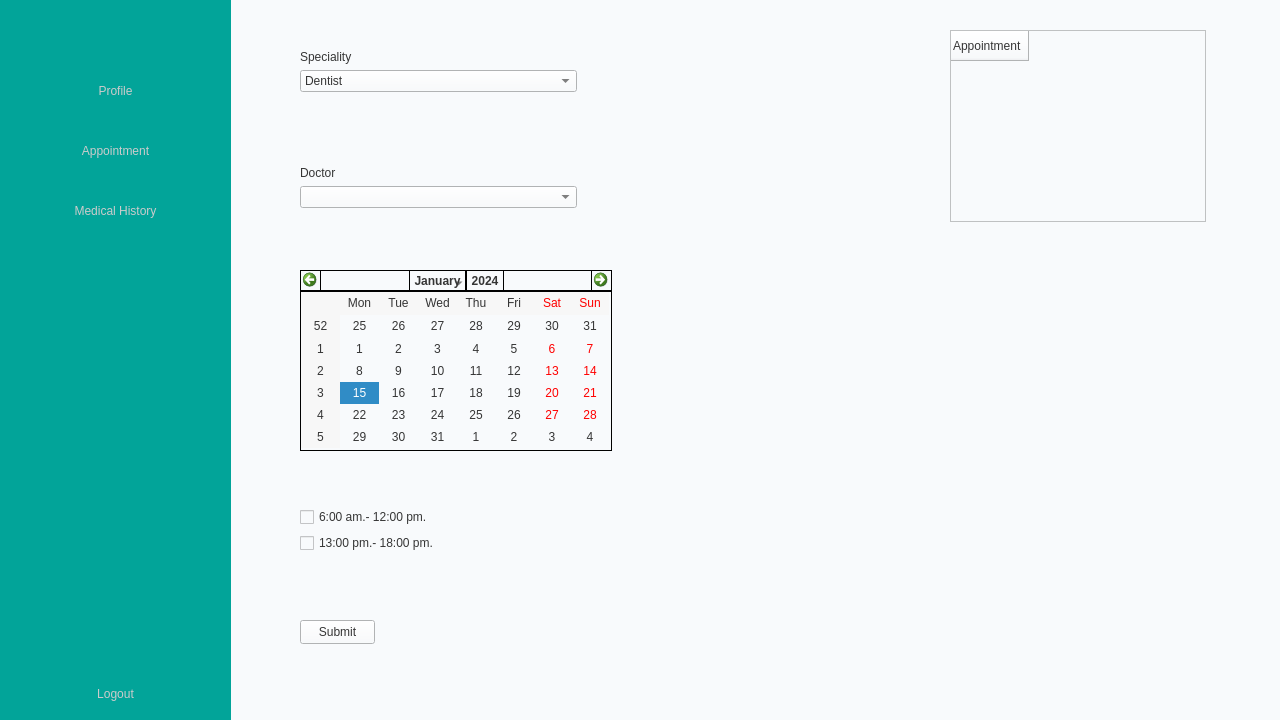
Above: src/gui/ui/MainWindow2.ui from RoronoaZoro321/Healthcare-Management-System before the change. Below: the same form after it.
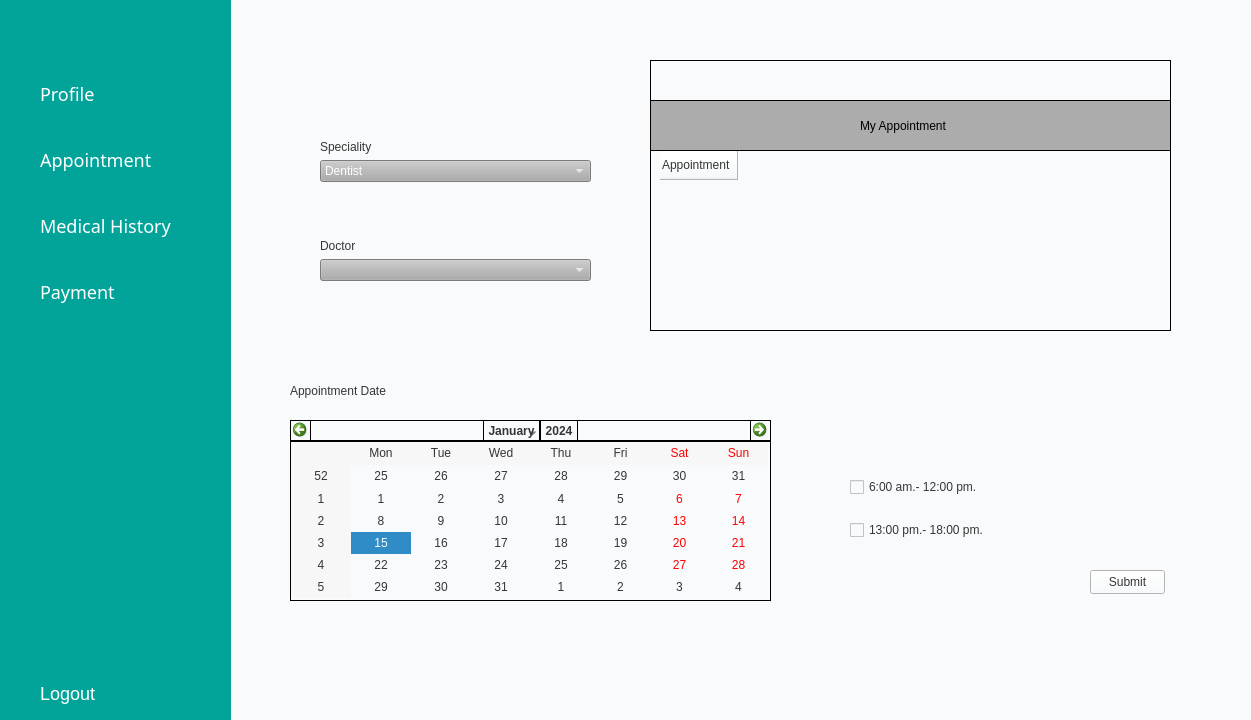
That is the form after the change. Icons and pictures are not drawn.

```diff
--- a/src/gui/ui/MainWindow2.ui
+++ b/src/gui/ui/MainWindow2.ui
@@ -6,7 +6,7 @@
    <rect>
     <x>0</x>
     <y>0</y>
-    <width>1280</width>
+    <width>1251</width>
     <height>720</height>
    </rect>
   </property>
@@ -131,63 +131,172 @@
          <property name="locale">
           <locale language="English" country="UnitedStates"/>
          </property>
-         <widget class="QTableWidget" name="tableWidget">
+         <widget class="QCalendarWidget" name="Calendar">
           <property name="geometry">
            <rect>
-            <x>700</x>
-            <y>10</y>
-            <width>256</width>
-            <height>192</height>
+            <x>40</x>
+            <y>400</y>
+            <width>481</width>
+            <height>181</height>
            </rect>
           </property>
-          <row>
-           <property name="text">
-            <string>Appointment</string>
-           </property>
-          </row>
+          <property name="styleSheet">
+           <string notr="true">border: 1px solid black;
+font: 75 8pt &quot;Cambria&quot;;
+
+</string>
+          </property>
+          <property name="locale">
+           <locale language="English" country="UnitedStates"/>
+          </property>
          </widget>
-         <widget class="QWidget" name="verticalLayoutWidget_3">
+         <widget class="QPushButton" name="Submit">
           <property name="geometry">
            <rect>
-            <x>50</x>
-            <y>460</y>
-            <width>281</width>
-            <height>101</height>
+            <x>840</x>
+            <y>550</y>
+            <width>75</width>
+            <height>24</height>
            </rect>
           </property>
-          <layout class="QVBoxLayout" name="verticalLayout_5">
+          <property name="styleSheet">
+           <string notr="true">font: 75 8pt &quot;Cambria&quot;;
+</string>
+          </property>
+          <property name="text">
+           <string>Submit</string>
+          </property>
+         </widget>
+         <widget class="QWidget" name="layoutWidget">
+          <property name="geometry">
+           <rect>
+            <x>600</x>
+            <y>440</y>
+            <width>279</width>
+            <height>99</height>
+           </rect>
+          </property>
+          <layout class="QVBoxLayout" name="verticalLayout_3">
            <item>
-            <layout class="QVBoxLayout" name="verticalLayout_3">
-             <item>
-              <widget class="QCheckBox" name="checkBox">
-               <property name="text">
-                <string>6:00 am.- 12:00 pm.</string>
-               </property>
-              </widget>
-             </item>
-             <item>
-              <widget class="QCheckBox" name="checkBox_2">
-               <property name="text">
-                <string>13:00 pm.- 18:00 pm.</string>
-               </property>
-              </widget>
-             </item>
-            </layout>
+            <widget class="QCheckBox" name="checkBox">
+             <property name="styleSheet">
+              <string notr="true">font: 75 10pt &quot;Cambria&quot;;
+</string>
+             </property>
+             <property name="text">
+              <string>6:00 am.- 12:00 pm.</string>
+             </property>
+            </widget>
+           </item>
+           <item>
+            <widget class="QCheckBox" name="checkBox_2">
+             <property name="styleSheet">
+              <string notr="true">font: 75 10pt &quot;Cambria&quot;;
+</string>
+             </property>
+             <property name="text">
+              <string>13:00 pm.- 18:00 pm.</string>
+             </property>
+            </widget>
            </item>
           </layout>
          </widget>
          <widget class="QWidget" name="verticalLayoutWidget">
           <property name="geometry">
            <rect>
-            <x>50</x>
-            <y>30</y>
-            <width>277</width>
-            <height>158</height>
+            <x>400</x>
+            <y>40</y>
+            <width>521</width>
+            <height>271</height>
+           </rect>
+          </property>
+          <property name="styleSheet">
+           <string notr="true">border: 1px solid black;
+background: #F8FAFC;</string>
+          </property>
+          <widget class="QTableWidget" name="tableWidget">
+           <property name="geometry">
+            <rect>
+             <x>10</x>
+             <y>90</y>
+             <width>501</width>
+             <height>171</height>
+            </rect>
+           </property>
+           <property name="styleSheet">
+            <string notr="true">font: 12pt &quot;Cambria&quot;;
+border: None;</string>
+           </property>
+           <row>
+            <property name="text">
+             <string>Appointment</string>
+            </property>
+           </row>
+          </widget>
+          <widget class="QWidget" name="widget_9" native="true">
+           <property name="geometry">
+            <rect>
+             <x>0</x>
+             <y>40</y>
+             <width>521</width>
+             <height>51</height>
+            </rect>
+           </property>
+           <property name="styleSheet">
+            <string notr="true">background: #ACACAC;</string>
+           </property>
+           <widget class="QLabel" name="label_7">
+            <property name="geometry">
+             <rect>
+              <x>210</x>
+              <y>10</y>
+              <width>191</width>
+              <height>31</height>
+             </rect>
+            </property>
+            <property name="styleSheet">
+             <string notr="true">font: 75 14pt &quot;Cambria&quot;;
+color: black;
+border: None;</string>
+            </property>
+            <property name="text">
+             <string>My Appointment</string>
+            </property>
+           </widget>
+          </widget>
+         </widget>
+         <widget class="QLabel" name="label_6">
+          <property name="geometry">
+           <rect>
+            <x>40</x>
+            <y>350</y>
+            <width>321</width>
+            <height>41</height>
+           </rect>
+          </property>
+          <property name="styleSheet">
+           <string notr="true">font: 75 12pt &quot;Cambria&quot;;</string>
+          </property>
+          <property name="text">
+           <string>Appointment Date</string>
+          </property>
+         </widget>
+         <widget class="QWidget" name="layoutWidget">
+          <property name="geometry">
+           <rect>
+            <x>70</x>
+            <y>120</y>
+            <width>271</width>
+            <height>141</height>
            </rect>
           </property>
           <layout class="QVBoxLayout" name="verticalLayout_4">
            <item>
             <widget class="QLabel" name="label_2">
+             <property name="styleSheet">
+              <string notr="true">font: 75 12pt &quot;Cambria&quot;;
+</string>
+             </property>
              <property name="text">
               <string>Speciality</string>
              </property>
@@ -196,7 +305,9 @@
            <item>
             <widget class="QComboBox" name="Speciality">
              <property name="styleSheet">
-              <string notr="true"/>
+              <string notr="true">background: #ACACAC;
+font: 12pt &quot;Cambria&quot;;
+color: white;</string>
              </property>
              <property name="editable">
               <bool>false</bool>
@@ -238,54 +349,33 @@
              </property>
              <property name="sizeHint" stdset="0">
               <size>
-               <width>20</width>
-               <height>40</height>
+               <width>296</width>
+               <height>13</height>
               </size>
              </property>
             </spacer>
            </item>
            <item>
             <widget class="QLabel" name="label_3">
+             <property name="styleSheet">
+              <string notr="true">font: 12pt &quot;Cambria&quot;;</string>
+             </property>
              <property name="text">
               <string>Doctor</string>
              </property>
             </widget>
            </item>
            <item>
-            <widget class="QComboBox" name="Doctor"/>
+            <widget class="QComboBox" name="Doctor">
+             <property name="styleSheet">
+              <string notr="true">font: 12pt &quot;Cambria&quot;;
+background: #ACACAC;
+color: white;</string>
+             </property>
+            </widget>
            </item>
           </layout>
          </widget>
-         <widget class="QCalendarWidget" name="Calendar">
-          <property name="geometry">
-           <rect>
-            <x>50</x>
-            <y>250</y>
-            <width>312</width>
-            <height>181</height>
-           </rect>
-          </property>
-          <property name="styleSheet">
-           <string notr="true">border: 1px solid black
-</string>
-          </property>
-          <property name="locale">
-           <locale language="English" country="UnitedStates"/>
-          </property>
-         </widget>
-         <widget class="QPushButton" name="Submit">
-          <property name="geometry">
-           <rect>
-            <x>50</x>
-            <y>600</y>
-            <width>75</width>
-            <height>24</height>
-           </rect>
-          </property>
-          <property name="text">
-           <string>Submit</string>
-          </property>
-         </widget>
         </widget>
        </widget>
        <widget class="QWidget" name="page_3">
@@ -397,11 +487,23 @@
      </item>
      <item>
       <widget class="QPushButton" name="pushButton_2">
+       <property name="font">
+        <font>
+         <family>Osaka</family>
+         <pointsize>-1</pointsize>
+         <weight>50</weight>
+         <italic>false</italic>
+         <bold>false</bold>
+        </font>
+       </property>
        <property name="styleSheet">
         <string notr="true">QPushButton {
-	color: rgb(203, 203, 203);
-	margin: 20px;
+	color: white;
+	padding: 17%;
+	padding-left: 40%;
 	border: none;
+	text-align:left;
+	font-size: 18px;
 }
 
 QPushButton:hover {
@@ -425,16 +527,32 @@
      </item>
      <item>
       <widget class="QPushButton" name="pushButton_3">
+       <property name="font">
+        <font>
+         <family>Osaka</family>
+         <pointsize>-1</pointsize>
+         <weight>50</weight>
+         <italic>false</italic>
+         <bold>false</bold>
+        </font>
+       </property>
        <property name="styleSheet">
         <string notr="true">QPushButton {
-	color: rgb(203, 203, 203);
-	margin: 20px;
+	color: white;
+	padding: 17%;
 	border: none;
+	padding-left: 40%;
+	text-align:left;
+	font-size: 18px;
 }
 
 QPushButton:hover {
-	color: white;
-}</string>
+	padding: 17%;
+	padding-left: 35%;
+	text-align:left;
+	background: #00847B;
+}
+</string>
        </property>
        <property name="text">
         <string>Appointment</string>
@@ -453,23 +571,83 @@
      </item>
      <item>
       <widget class="QPushButton" name="pushButton">
+       <property name="font">
+        <font>
+         <family>Osaka</family>
+         <pointsize>-1</pointsize>
+         <weight>50</weight>
+         <italic>false</italic>
+         <bold>false</bold>
+        </font>
+       </property>
        <property name="styleSheet">
         <string notr="true">QPushButton {
-	color: rgb(203, 203, 203);
-	margin: 20px;
+	color: white;
+	padding: 17%;
 	border: none;
+	padding-left: 40%;
+	text-align:left;
+	font-size: 18px;
 }
 
 QPushButton:hover {
-	color: white;
-}</string>
+	padding: 17%;
+	padding-left: 35%;
+	text-align:left;
+	background: #00847B;
+}
+</string>
        </property>
        <property name="text">
         <string>Medical History</string>
        </property>
        <property name="icon">
         <iconset resource="resource.qrc">
-         <normaloff>:/icon/image/history.png</normaloff>:/icon/image/history.png</iconset>
+         <normaloff>:/icon/history2.png</normaloff>:/icon/history2.png</iconset>
+       </property>
+       <property name="iconSize">
+        <size>
+         <width>25</width>
+         <height>25</height>
+        </size>
+       </property>
+      </widget>
+     </item>
+     <item>
+      <widget class="QPushButton" name="pushButton_9">
+       <property name="font">
+        <font>
+         <family>Osaka</family>
+         <pointsize>-1</pointsize>
+         <weight>50</weight>
+         <italic>false</italic>
+         <bold>false</bold>
+        </font>
+       </property>
+       <property name="styleSheet">
+        <string notr="true">QPushButton {
+	color: white;
+	padding: 17%;
+	border: none;
+	padding-left: 40%;
+	text-align:left;
+	font-size: 18px;
+}
+
+QPushButton:hover {
+	padding: 17%;
+	padding-left: 35%;
+	text-align:left;
+	background: #00847B;
+}
+</string>
+       </property>
+       <property name="text">
+        <string>Payment</string>
+       </property>
+       <property name="icon">
+        <iconset resource="resource.qrc">
+         <normaloff>:/icon/bill.png</normaloff>:/icon/bill.png</iconset>
        </property>
        <property name="iconSize">
         <size>
@@ -496,9 +674,12 @@
       <widget class="QPushButton" name="pushButton_4">
        <property name="styleSheet">
         <string notr="true">QPushButton {
-	color: rgb(203, 203, 203);
-	margin: 20px;
+	color: white;
+	padding: 17%;
 	border: none;
+	padding-left: 40%;
+	text-align:left;
+	font-size: 18px;
 }
 
 QPushButton:hover {
```
Left out of the diff: 189 changed lines with no effect on the pictures.
